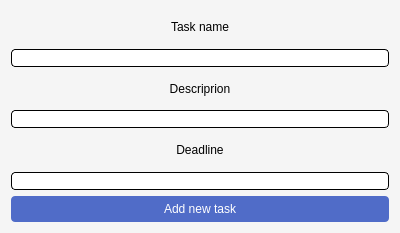
This is client/include/add_task.ui in cowboymalboro1884/MessLess as Qt 5 draws it before an edit. The edited form follows.
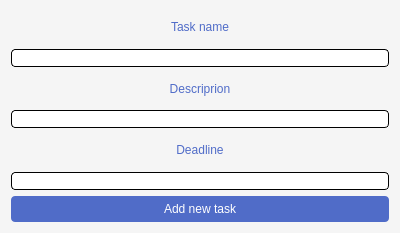
This is the edited form.

Diff of the .ui file:
```diff
--- a/client/include/add_task.ui
+++ b/client/include/add_task.ui
@@ -23,7 +23,8 @@
      <item row="0" column="0">
       <widget class="QLabel" name="task_name">
        <property name="styleSheet">
-        <string notr="true">font: 63 8pt &quot;Yu Gothic UI Semibold&quot;;</string>
+        <string notr="true">color: rgb(80, 108, 200);
+font: 87 10pt &quot;Arial Black&quot;;</string>
        </property>
        <property name="text">
         <string>Task name</string>
@@ -45,7 +46,8 @@
      <item row="4" column="0">
       <widget class="QLabel" name="task_deadline">
        <property name="styleSheet">
-        <string notr="true">font: 63 8pt &quot;Yu Gothic UI Semibold&quot;;</string>
+        <string notr="true">color: rgb(80, 108, 200);
+font: 87 10pt &quot;Arial Black&quot;;</string>
        </property>
        <property name="text">
         <string>Deadline</string>
@@ -89,7 +91,8 @@
      <item row="2" column="0">
       <widget class="QLabel" name="task_description">
        <property name="styleSheet">
-        <string notr="true">font: 63 8pt &quot;Yu Gothic UI Semibold&quot;;</string>
+        <string notr="true">color: rgb(80, 108, 200);
+font: 87 10pt &quot;Arial Black&quot;;</string>
        </property>
        <property name="text">
         <string>Descriprion</string>
```
Left out of the diff: 2 changed lines with no effect on the pictures.
